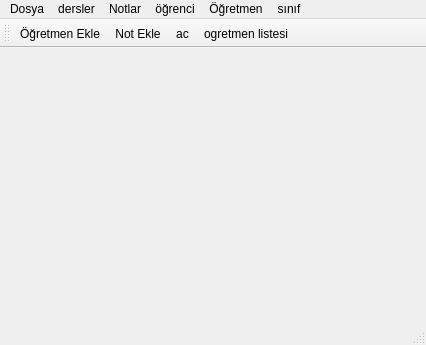
Before: the Qt Designer form Gorsel/ana_pencere.ui in sadededeoglu/okulprojesi, drawn with Qt 5.
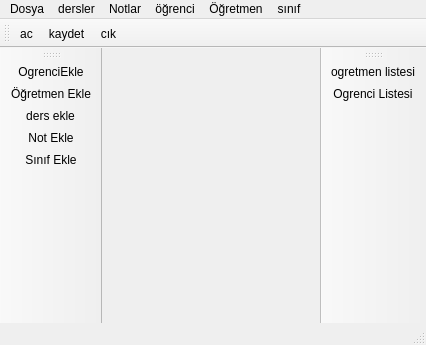
After: the same form once the commit is applied. Icons and pictures are not drawn.

What changed in the file:
```diff
--- a/Gorsel/ana_pencere.ui
+++ b/Gorsel/ana_pencere.ui
@@ -86,10 +86,38 @@
    <attribute name="toolBarBreak">
     <bool>false</bool>
    </attribute>
+   <addaction name="actionac"/>
+   <addaction name="actionkaydet"/>
+   <addaction name="actioncik"/>
+  </widget>
+  <widget class="QToolBar" name="toolBar_2">
+   <property name="windowTitle">
+    <string>toolBar_2</string>
+   </property>
+   <attribute name="toolBarArea">
+    <enum>LeftToolBarArea</enum>
+   </attribute>
+   <attribute name="toolBarBreak">
+    <bool>false</bool>
+   </attribute>
+   <addaction name="actionOgrenciEkle"/>
    <addaction name="actionogretmenEkle"/>
+   <addaction name="actiondersEkle"/>
    <addaction name="actionnotEkle"/>
-   <addaction name="actionac"/>
+   <addaction name="actionsinifEkle"/>
+  </widget>
+  <widget class="QToolBar" name="toolBar_3">
+   <property name="windowTitle">
+    <string>toolBar_3</string>
+   </property>
+   <attribute name="toolBarArea">
+    <enum>RightToolBarArea</enum>
+   </attribute>
+   <attribute name="toolBarBreak">
+    <bool>false</bool>
+   </attribute>
    <addaction name="actionogretmen_listesi"/>
+   <addaction name="actionOgrenci_Listesi"/>
   </widget>
   <action name="actionac">
    <property name="icon">
```
Left out of the diff: 23 changed lines with no effect on the pictures.
